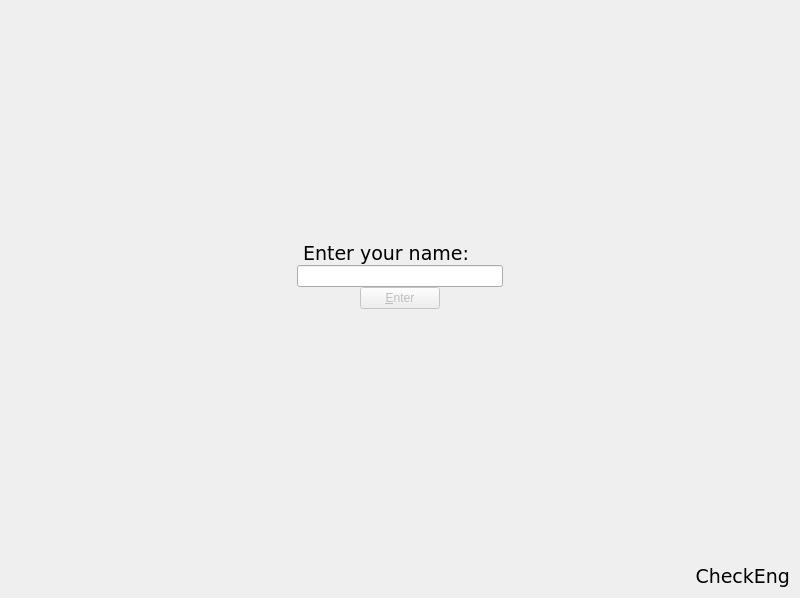
Qt form checkeng/login/login.ui (kusanekinov/CheckEng) before a commit.
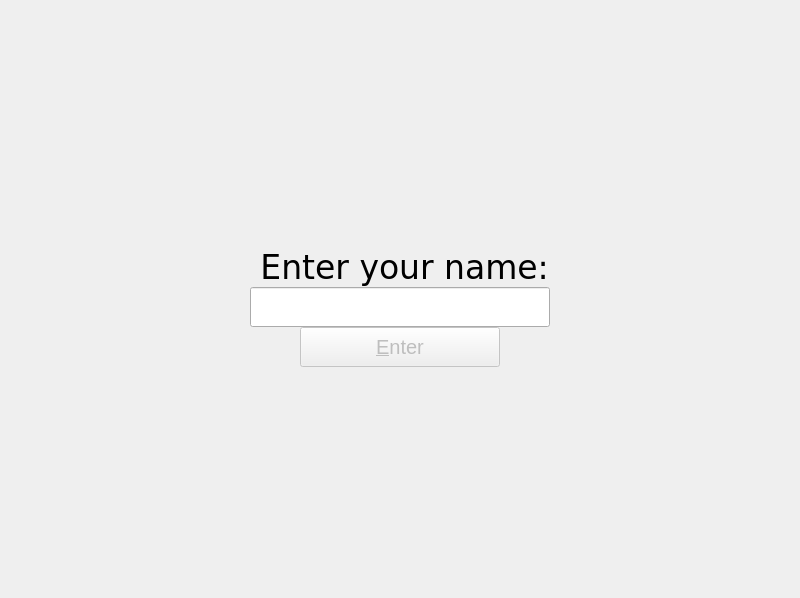
The same form after that commit.

Commit message: CheckEng | added randomize function

Patch:
```diff
--- a/checkeng/login/login.ui
+++ b/checkeng/login/login.ui
@@ -183,6 +183,26 @@
             </property>
             <item row="1" column="1">
              <widget class="QLineEdit" name="m_login">
+              <property name="minimumSize">
+               <size>
+                <width>300</width>
+                <height>40</height>
+               </size>
+              </property>
+              <property name="maximumSize">
+               <size>
+                <width>1000</width>
+                <height>50</height>
+               </size>
+              </property>
+              <property name="font">
+               <font>
+                <family>DejaVu Sans</family>
+                <pointsize>15</pointsize>
+                <weight>75</weight>
+                <bold>true</bold>
+               </font>
+              </property>
               <property name="maxLength">
                <number>32</number>
               </property>
@@ -222,10 +242,22 @@
             </item>
             <item row="0" column="1">
              <widget class="QLabel" name="l_login">
+              <property name="sizePolicy">
+               <sizepolicy hsizetype="Preferred" vsizetype="Preferred">
+                <horstretch>0</horstretch>
+                <verstretch>40</verstretch>
+               </sizepolicy>
+              </property>
+              <property name="minimumSize">
+               <size>
+                <width>0</width>
+                <height>40</height>
+               </size>
+              </property>
               <property name="font">
                <font>
                 <family>DejaVu Sans</family>
-                <pointsize>14</pointsize>
+                <pointsize>25</pointsize>
                </font>
               </property>
               <property name="text">
@@ -258,6 +290,24 @@
               <property name="enabled">
                <bool>false</bool>
               </property>
+              <property name="minimumSize">
+               <size>
+                <width>200</width>
+                <height>40</height>
+               </size>
+              </property>
+              <property name="maximumSize">
+               <size>
+                <width>200</width>
+                <height>40</height>
+               </size>
+              </property>
+              <property name="font">
+               <font>
+                <family>MS Shell Dlg 2</family>
+                <pointsize>15</pointsize>
+               </font>
+              </property>
               <property name="cursor">
                <cursorShape>PointingHandCursor</cursorShape>
               </property>
@@ -356,22 +406,6 @@
          </property>
         </layout>
        </item>
-       <item>
-        <widget class="QLabel" name="l_version">
-         <property name="font">
-          <font>
-           <family>DejaVu Sans</family>
-           <pointsize>14</pointsize>
-          </font>
-         </property>
-         <property name="text">
-          <string>CheckEng</string>
-         </property>
-         <property name="alignment">
-          <set>Qt::AlignRight|Qt::AlignTrailing|Qt::AlignVCenter</set>
-         </property>
-        </widget>
-       </item>
       </layout>
      </item>
     </layout>
```
The commit also changes 4 other files.
